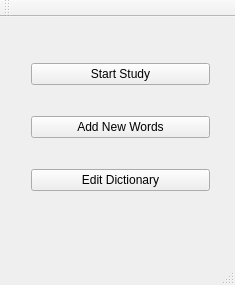
lelika1/disturber, file startwindow.ui: the form before one commit.
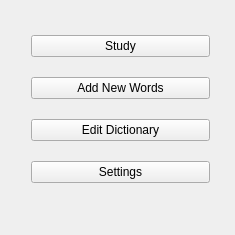
The form after the commit.

Commit message: Added simple setting window.

What changed in the file:
```diff
--- a/startwindow.ui
+++ b/startwindow.ui
@@ -10,7 +10,7 @@
     <x>0</x>
     <y>0</y>
     <width>235</width>
-    <height>285</height>
+    <height>235</height>
    </rect>
   </property>
   <property name="sizePolicy">
@@ -22,13 +22,13 @@
   <property name="minimumSize">
    <size>
     <width>235</width>
-    <height>285</height>
+    <height>235</height>
    </size>
   </property>
   <property name="maximumSize">
    <size>
     <width>235</width>
-    <height>285</height>
+    <height>235</height>
    </size>
   </property>
   <property name="windowTitle">
@@ -48,7 +48,7 @@
      <item>
       <widget class="QPushButton" name="studyButton">
        <property name="text">
-        <string>Start Study</string>
+        <string>Study</string>
        </property>
       </widget>
      </item>
@@ -66,28 +66,16 @@
        </property>
       </widget>
      </item>
+     <item>
+      <widget class="QPushButton" name="settingsButton">
+       <property name="text">
+        <string>Settings</string>
+       </property>
+      </widget>
+     </item>
     </layout>
    </widget>
   </widget>
-  <widget class="QMenuBar" name="menuBar">
-   <property name="geometry">
-    <rect>
-     <x>0</x>
-     <y>0</y>
-     <width>235</width>
-     <height>20</height>
-    </rect>
-   </property>
-  </widget>
-  <widget class="QToolBar" name="mainToolBar">
-   <attribute name="toolBarArea">
-    <enum>TopToolBarArea</enum>
-   </attribute>
-   <attribute name="toolBarBreak">
-    <bool>false</bool>
-   </attribute>
-  </widget>
-  <widget class="QStatusBar" name="statusBar"/>
  </widget>
  <layoutdefault spacing="6" margin="11"/>
  <resources/>
```
The commit also changes 9 other files.
